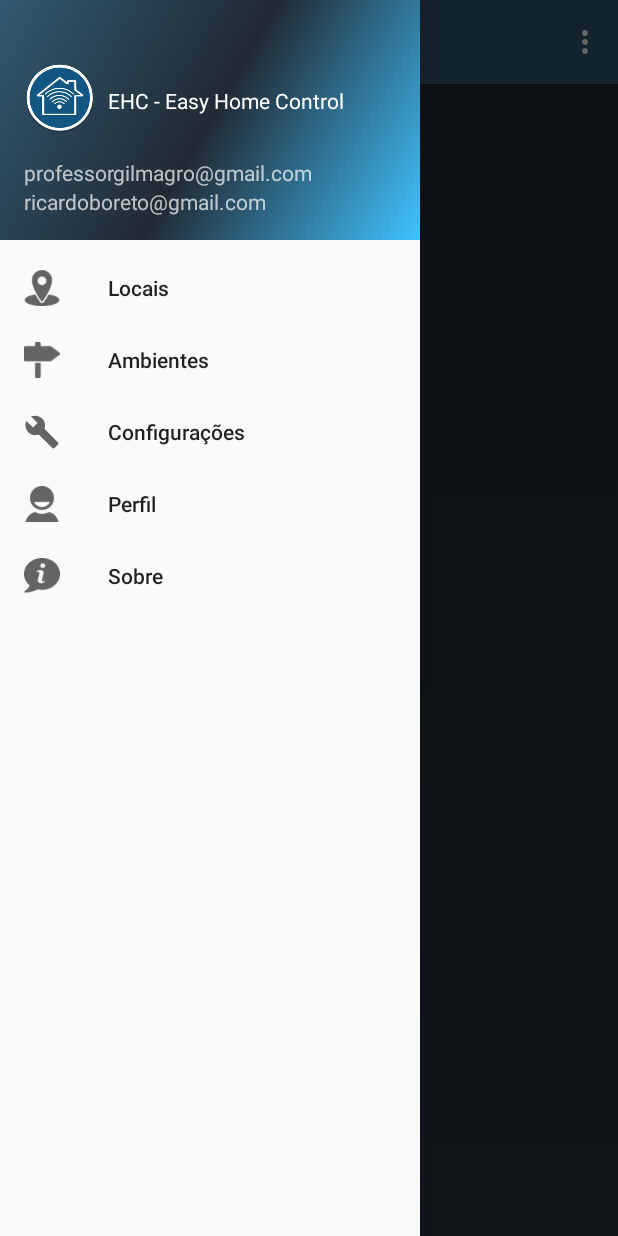
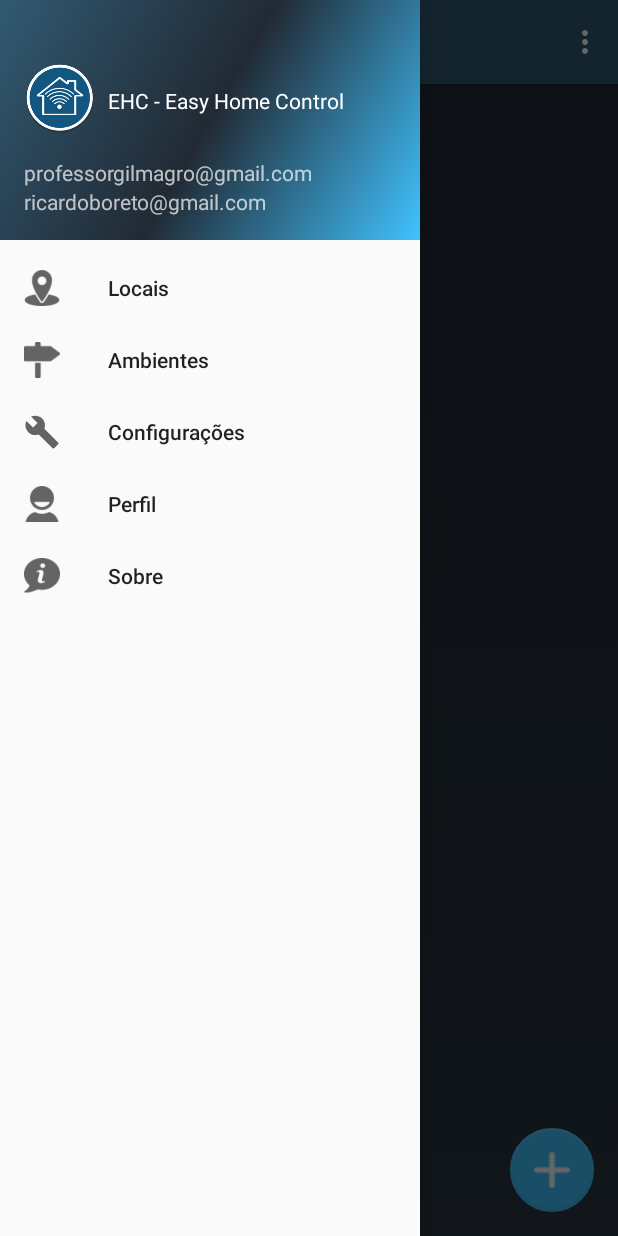
Before and after one commit to fernandollira/ehc, an Android app: the screen it shows after launch (MainActivity), with the side drawer open, on a phone screen of 412 x 824 dp. Run offline under Robolectric (Android 15) with nearby library versions, the phone set to English and light mode, and no system bars.

Commit message:
Adicionado formulario de cadastro de locais

```diff
--- a/app/src/main/java/aiec/br/ehc/MainActivity.java
+++ b/app/src/main/java/aiec/br/ehc/MainActivity.java
@@ -1,8 +1,10 @@
 package aiec.br.ehc;
 
+import android.app.Activity;
 import android.content.DialogInterface;
 import android.content.Intent;
 import android.os.Bundle;
+import android.support.design.widget.FloatingActionButton;
 import android.support.v7.app.AlertDialog;
 import android.view.ContextMenu;
 import android.view.View;
@@ -23,6 +25,7 @@ import java.util.List;
 
 import aiec.br.ehc.adapter.PlaceAdapter;
 import aiec.br.ehc.dao.PlaceDAO;
+import aiec.br.ehc.dialog.PlaceEditDialog;
 import aiec.br.ehc.model.Place;
 
 public class MainActivity extends AppCompatActivity
@@ -47,6 +50,7 @@ public class MainActivity extends AppCompatActivity
         NavigationView navigationView = (NavigationView) findViewById(R.id.nav_view);
         navigationView.setNavigationItemSelectedListener(this);
         this.fillPlaces();
+        this.addCreateEvent();
     }
 
     /**
@@ -60,6 +64,21 @@ public class MainActivity extends AppCompatActivity
         PlaceAdapter adapter = new PlaceAdapter(this, places);
         listViewPlaces.setAdapter(adapter);
         dao.close();
+    }
+
+    /**
+     * Adiciona o envento ao botão para adicionar novos itens
+     */
+    private void addCreateEvent() {
+        FloatingActionButton fab = (FloatingActionButton) findViewById(R.id.fab);
+        fab.setOnClickListener(new View.OnClickListener() {
+            @Override
+            public void onClick(View view) {
+                Place place = new Place();
+                PlaceEditDialog placeEditor = new PlaceEditDialog(MainActivity.this, place);
+                placeEditor.show();
+            }
+        });
     }
 
     @Override
--- /dev/null
+++ b/app/src/main/res/drawable/fab.xml
@@ -0,0 +1,12 @@
+<?xml version="1.0" encoding="utf-8"?>
+<shape xmlns:android="http://schemas.android.com/apk/res/android"
+    android:innerRadius="0dp"
+    android:shape="ring"
+    android:thicknessRatio="2"
+    android:useLevel="false" >
+    <solid android:color="@android:color/white" />
+
+    <stroke
+        android:width="3dp"
+        android:color="@android:color/white" />
+</shape>
--- a/app/src/main/res/layout/app_bar_main.xml
+++ b/app/src/main/res/layout/app_bar_main.xml
@@ -22,4 +22,18 @@
 
     <include layout="@layout/content_main" />
 
+    <android.support.design.widget.FloatingActionButton
+        android:id="@+id/fab"
+        android:layout_width="wrap_content"
+        android:layout_height="wrap_content"
+        android:background="@drawable/fab"
+        android:layout_gravity="bottom|end"
+        android:layout_margin="@dimen/fab_margin"
+        app:backgroundTint="@color/colorAccent"
+        app:elevation="0dp"
+        app:borderWidth="2dp"
+        app:fabSize="normal"
+        android:adjustViewBounds="true"
+        app:srcCompat="@drawable/add" />
+
 </android.support.design.widget.CoordinatorLayout>
--- a/app/src/main/res/layout/content_main.xml
+++ b/app/src/main/res/layout/content_main.xml
@@ -11,7 +11,6 @@
     <ListView
         android:id="@+id/place_list_items"
         android:layout_width="match_parent"
-        android:layout_height="match_parent"
-        />
+        android:layout_height="match_parent"/>
 
 </android.support.constraint.ConstraintLayout>
--- a/app/src/main/res/values/dimens.xml
+++ b/app/src/main/res/values/dimens.xml
@@ -8,5 +8,6 @@
     <dimen name="splash_text_bottom">12dp</dimen>
     <dimen name="text_small">8dp</dimen>
     <dimen name="text_normal">12dp</dimen>
+    <dimen name="text_medium">14dp</dimen>
     <dimen name="text_big">16dp</dimen>
 </resources>
```
Also changed, not shown: app/src/main/java/aiec/br/ehc/dialog/PlaceEditDialog.java (added, +74 -0 lines), app/src/main/res/layout/place_edit_dialog.xml (added, +93 -0 lines), app/src/main/res/values/strings.xml (+9 -0 lines), app/src/main/res/drawable/add.png (added), 67 other files.
